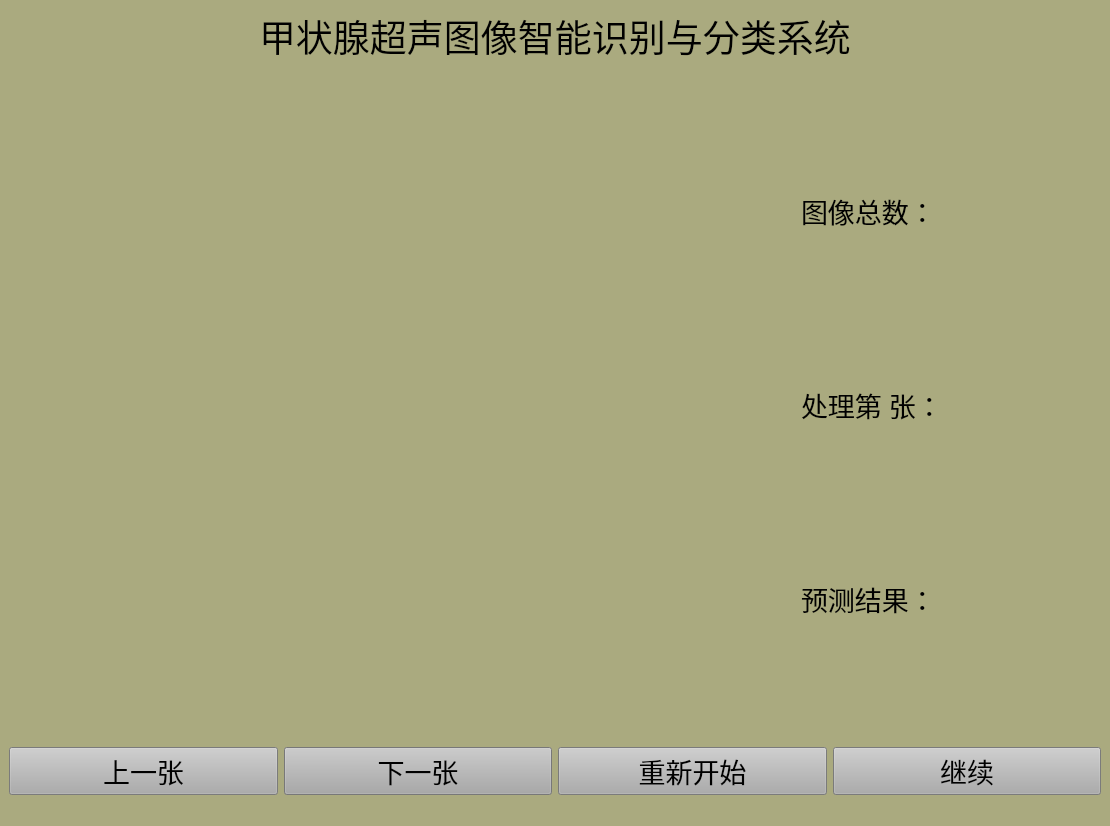
First picture: the form in U-Net/U-Net.ui, repository sunbrown/SoftUi, before the edit.
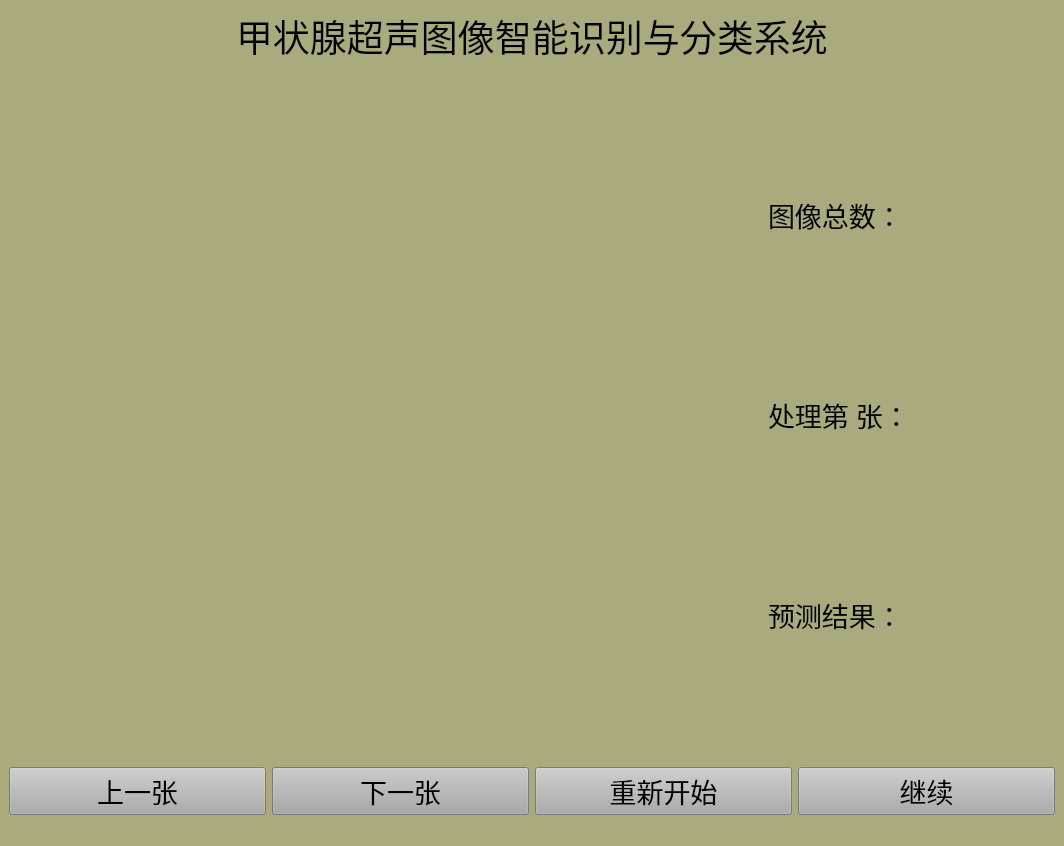
Second picture: the form after the edit.

The edit to the form file:
```diff
--- a/U-Net/U-Net.ui
+++ b/U-Net/U-Net.ui
@@ -6,8 +6,8 @@
             <rect>
                 <x>0</x>
                 <y>0</y>
-                <width>1110</width>
-                <height>826</height>
+    <width>1064</width>
+    <height>846</height>
             </rect>
         </property>
         <property name="windowTitle">
```
Left out of the diff: 11 changed lines with no effect on the pictures. Lines whose indentation alone changed are shown as unchanged.
